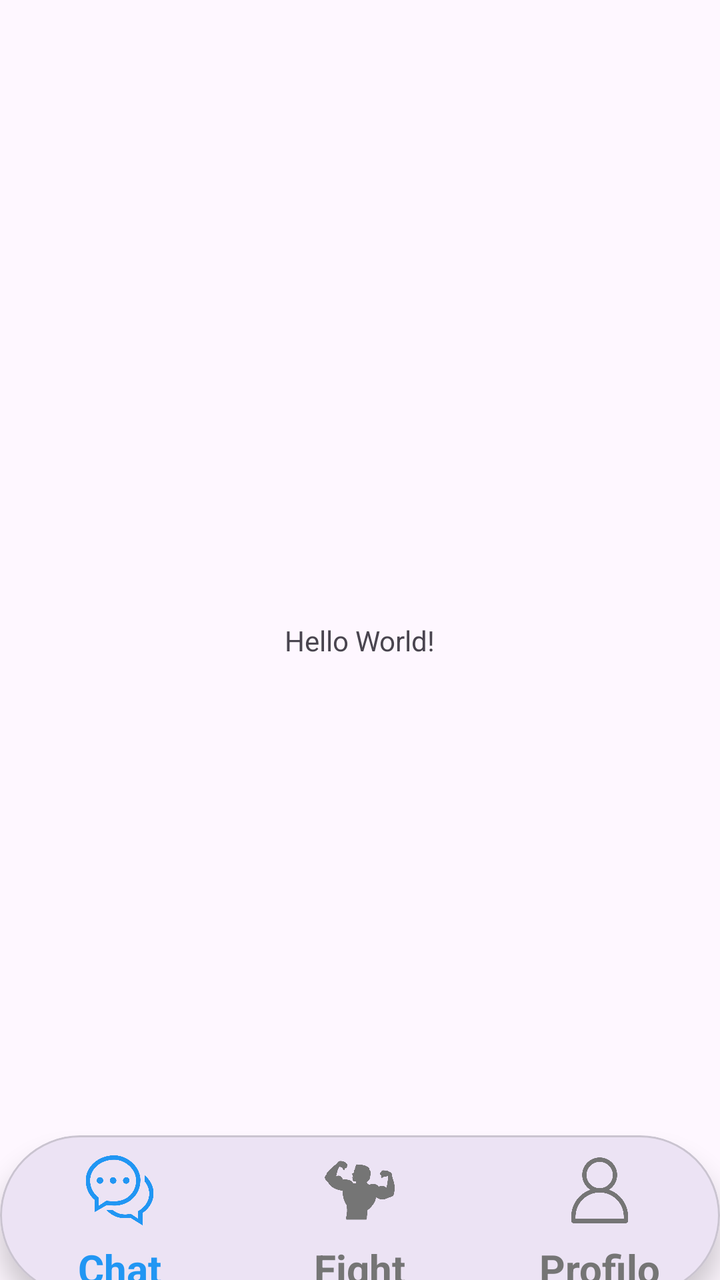
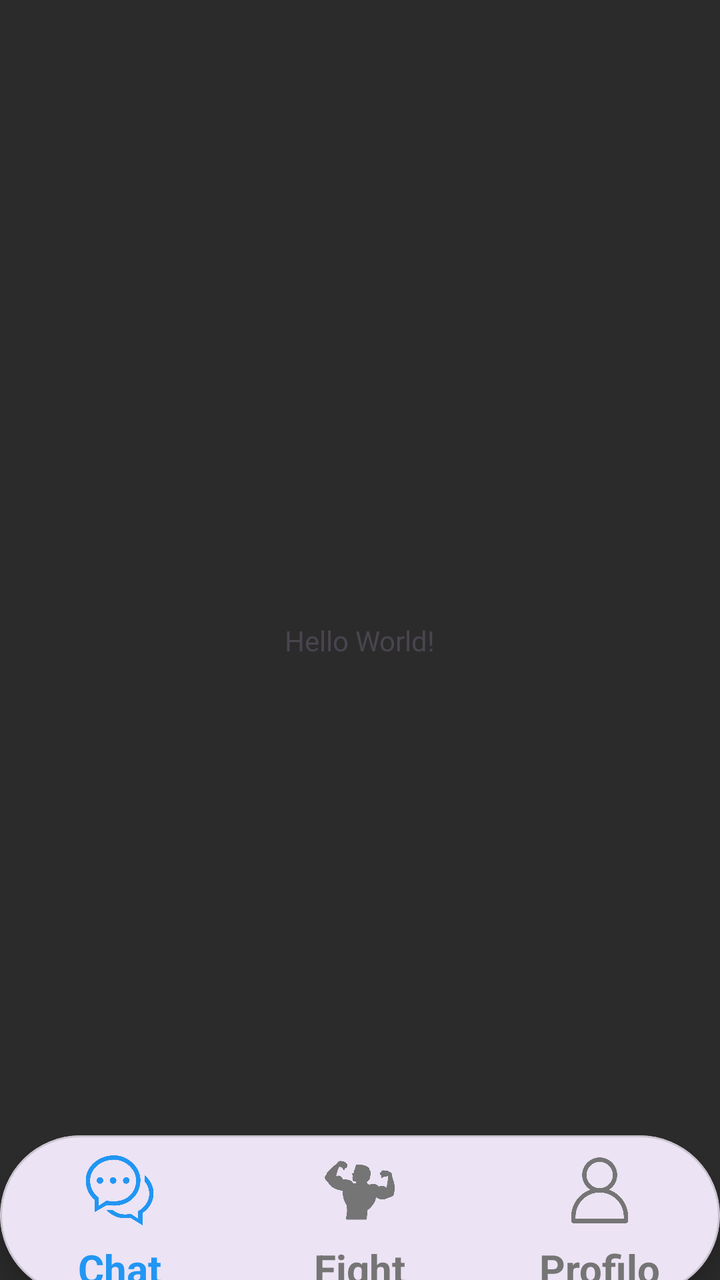

Two renders of the same Android screen: before a commit and after it. Below are the layout's source before the change and the commit's diff.
<!-- AndroidManifest.xml: application theme Theme.FightHub -->
<!-- res/layout/activity_main.xml -->
<?xml version="1.0" encoding="utf-8"?>
<androidx.constraintlayout.widget.ConstraintLayout xmlns:android="http://schemas.android.com/apk/res/android"
    xmlns:app="http://schemas.android.com/apk/res-auto"
    xmlns:tools="http://schemas.android.com/tools"
    android:id="@+id/main"
    android:layout_width="match_parent"
    android:layout_height="match_parent"
    tools:context=".MainActivity">

    <TextView
        android:layout_width="wrap_content"
        android:layout_height="wrap_content"
        android:text="Hello World!"
        app:layout_constraintBottom_toBottomOf="parent"
        app:layout_constraintEnd_toEndOf="parent"
        app:layout_constraintStart_toStartOf="parent"
        app:layout_constraintTop_toTopOf="parent" />

    <androidx.fragment.app.FragmentContainerView
        android:id="@+id/fragment_main_container"
        android:layout_width="match_parent"
        android:layout_height="match_parent"
        app:layout_constraintBottom_toBottomOf="parent"
        app:layout_constraintEnd_toEndOf="parent"
        app:layout_constraintStart_toStartOf="parent"
        app:layout_constraintTop_toTopOf="parent" />

    <com.google.android.material.card.MaterialCardView
        android:id="@+id/nav_card"
        android:layout_width="wrap_content"
        android:layout_height="wrap_content"
        android:layout_marginBottom="-8dp"
        app:cardCornerRadius="40dp"
        app:cardElevation="8dp"
        app:layout_constraintBottom_toBottomOf="parent"
        app:layout_constraintEnd_toEndOf="parent"
        app:layout_constraintStart_toStartOf="parent">

        <com.google.android.material.bottomnavigation.BottomNavigationView
            android:id="@+id/bottom_navigation"
            android:layout_width="wrap_content"
            android:layout_height="wrap_content"

            android:background="@android:color/transparent"
            app:elevation="0dp"
            app:menu="@menu/bottom_nav_menu"
            app:labelVisibilityMode="labeled"
            app:itemIconSize="35dp"
            app:itemPaddingTop="10dp"
            app:itemPaddingBottom="4dp"
            app:itemIconTint="@color/nav_item_selettore_colore"
            app:itemTextColor="@color/nav_item_selettore_colore"
            app:itemTextAppearanceActive="@style/BottomNavTesto"
            app:itemTextAppearanceInactive="@style/BottomNavTesto"/>

    </com.google.android.material.card.MaterialCardView>

</androidx.constraintlayout.widget.ConstraintLayout>
<!-- resources referenced by this layout -->
<resources>
  <style name="BottomNavTesto">
          <item name="android:textSize">20sp</item>
          <item name="android:textStyle">bold</item> </style>
  <style name="Theme.FightHub" parent="Base.Theme.FightHub" />
  <style name="Base.Theme.FightHub" parent="Theme.Material3.DayNight.NoActionBar">
          
          
      </style>
</resources>

<!-- the commit's change to res/layout/activity_main.xml (unified diff, before → after) -->
@@ -5,6 +5,7 @@
     android:id="@+id/main"
     android:layout_width="match_parent"
     android:layout_height="match_parent"
+    android:background="#2C2B2B"
     tools:context=".MainActivity">
 
     <TextView
